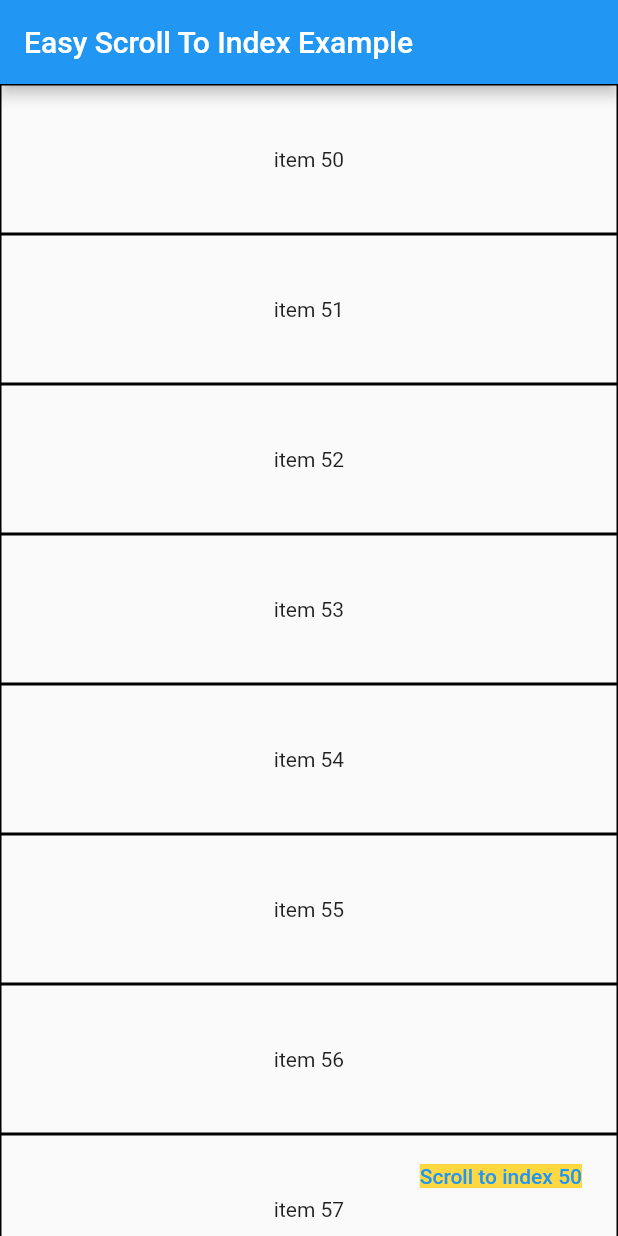
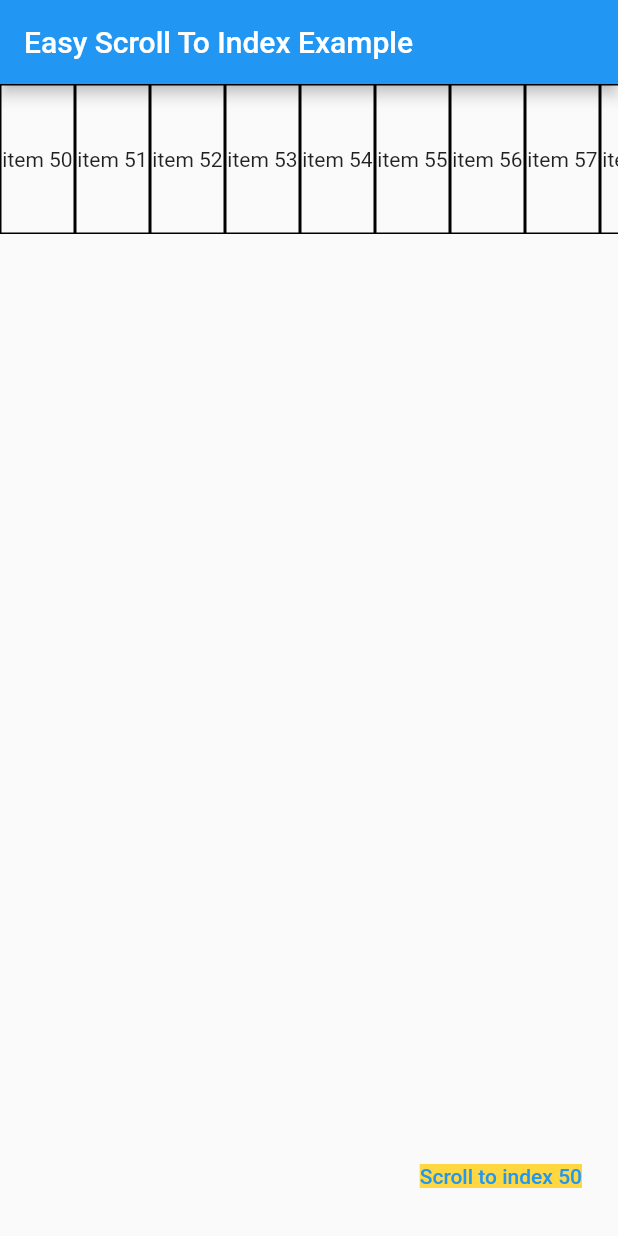
Before and after one commit to dinhhung1999/easy_scroll_to_index, a Flutter app: the screen it shows after launch, after a tap on "Scroll to index 50", on a phone screen of 412 x 824 dp. Run offline on Flutter 3.47's test engine with Material 2 defaults, Android fonts, the phone set to English and light mode, and no system bars.

Commit message:
fix: scrollDirection = Axis.horizontal

```diff
--- a/example/lib/easy_scroll_to_index_example.dart
+++ b/example/lib/easy_scroll_to_index_example.dart
@@ -31,10 +31,11 @@ class EasyScrollToIndexExampleState extends State<EasyScrollToIndexExample> {
         child: Column(
           children: [
             EasyScrollToIndex(
-              controller: _controller,
-              itemCount: 100,
-              width: 50,
-              height: 100,
+              controller: _controller,            // ScrollToIndexController
+              scrollDirection: Axis.horizontal,   // default Axis.vertical
+              itemCount: 100,                     // itemCount
+              itemWidth: 50,
+              itemHeight: 100,
               itemBuilder: (BuildContext context, int index) {
                return Container(
                  width: 50,
--- a/lib/src/widget/easy_scroll_to_index.dart
+++ b/lib/src/widget/easy_scroll_to_index.dart
@@ -1,43 +1,50 @@
-
-
-
-import 'dart:developer' as developer;
 import 'package:flutter/material.dart';
 
 class EasyScrollToIndex extends StatefulWidget {
-  static const path = 'EasyScrollToIndex';
-
-  final double width;
-  final double height;
-  final Axis? scrollDirection ;
+  final double itemWidth;
+  final double itemHeight;
+  final Axis? scrollDirection;
   final IndexedWidgetBuilder itemBuilder;
   final int itemCount;
   final bool? addAutomaticKeepAlives;
   final Duration? duration;
   final ScrollToIndexController? controller;
-  const EasyScrollToIndex({Key? key, this.addAutomaticKeepAlives, required this.width, required this.height, required this.itemCount, required this.itemBuilder, this.scrollDirection,this.duration, this.controller}) : super(key: key);
+  const EasyScrollToIndex(
+      {Key? key,
+      this.addAutomaticKeepAlives,
+      required this.itemWidth,
+      required this.itemHeight,
+      required this.itemCount,
+      required this.itemBuilder,
+      this.scrollDirection,
+      this.duration,
+      this.controller})
+      : super(key: key);
 
   @override
   _EasyScrollToIndexState createState() => _EasyScrollToIndexState();
 }
 
-
 class _EasyScrollToIndexState extends State<EasyScrollToIndex> {
-  static const TAG = 'EasyScrollToIndex';
   final ScrollController _scrollController = ScrollController();
 
-  easyScrollToIndex({required int index}){
-    if(index>widget.itemCount) return;
-    if(widget.scrollDirection==null) {
-      _scrollController.animateTo(index * widget.height.toDouble(),
-          duration: widget.duration??const Duration(milliseconds: 1000),
+  easyScrollToIndex({required int index}) {
+    if (index > widget.itemCount) return;
+    if (widget.scrollDirection == null) {
+      _scrollController.animateTo(index * widget.itemHeight.toDouble(),
+          duration: widget.duration ?? const Duration(milliseconds: 1000),
           curve: Curves.linear);
-    } else if(widget.scrollDirection == Axis.horizontal) {
-      _scrollController.animateTo(index * widget.width.toDouble(),
-          duration: widget.duration??const Duration(milliseconds: 1000),
+    } else if (widget.scrollDirection == Axis.horizontal) {
+      _scrollController.animateTo(index * widget.itemWidth.toDouble(),
+          duration: widget.duration ?? const Duration(milliseconds: 1000),
+          curve: Curves.linear);
+    } else {
+      _scrollController.animateTo(index * widget.itemHeight.toDouble(),
+          duration: widget.duration ?? const Duration(milliseconds: 1000),
           curve: Curves.linear);
     }
   }
+
   @override
   void initState() {
     super.initState();
@@ -51,6 +58,7 @@ class _EasyScrollToIndexState extends State<EasyScrollToIndex> {
       setController();
     }
   }
+
   void setController() {
     widget.controller?.setState(this);
   }
@@ -58,18 +66,17 @@ class _EasyScrollToIndexState extends State<EasyScrollToIndex> {
   @override
   Widget build(BuildContext context) {
     return SingleChildScrollView(
-      child: Container(
-        height: MediaQuery.of(context).size.height,
-        child: ListView.builder(
-            addAutomaticKeepAlives: widget.addAutomaticKeepAlives??false ,
-            scrollDirection: widget.scrollDirection??Axis.vertical,
-            controller: _scrollController,
-            itemCount: widget.itemCount,
-            itemBuilder: widget.itemBuilder
-        ),
-      )
-    );
-
+        child: Container(
+      height: widget.scrollDirection == Axis.vertical || widget.scrollDirection == null
+          ? MediaQuery.of(context).size.height
+          : widget.itemHeight,
+      child: ListView.builder(
+          addAutomaticKeepAlives: widget.addAutomaticKeepAlives ?? false,
+          scrollDirection: widget.scrollDirection ?? Axis.vertical,
+          controller: _scrollController,
+          itemCount: widget.itemCount,
+          itemBuilder: widget.itemBuilder),
+    ));
   }
 }
 
@@ -83,5 +90,4 @@ class ScrollToIndexController {
   void setState(_EasyScrollToIndexState state) {
     _scrollToIndexState = state;
   }
-
 }
```
